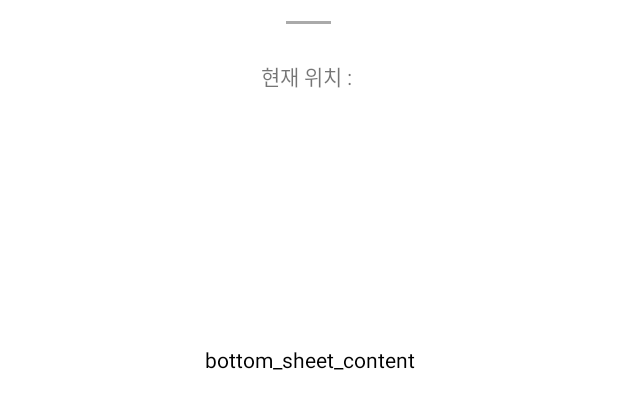
After one commit to otk-oth/otk-oth-application, an Android app: the layout bottom_sheet.xml on its own in the app's theme, with its tools: preview values and no code run, on a phone screen of 412 x 824 dp. The commit adds this screen. Shown: the top 409 px of the screen. Run offline under Robolectric (Android 15) with nearby library versions, the phone set to English and light mode, and no system bars.

Commit message:
[add] Main BottomSheet & fab

```diff
--- a/app/src/main/AndroidManifest.xml
+++ b/app/src/main/AndroidManifest.xml
@@ -47,13 +47,15 @@
         <activity android:name=".view.login.LoginActivity" />
         <activity android:name=".view.splash.OnboardingActivity" />
         <activity android:name=".view.splash.SplashActivity">
+
+        </activity>
+        <activity android:name=".view.main.MainActivity" >
             <intent-filter>
                 <action android:name="android.intent.action.MAIN" />
 
                 <category android:name="android.intent.category.LAUNCHER" />
             </intent-filter>
         </activity>
-        <activity android:name=".view.main.MainActivity" />
     </application>
 
 </manifest>
--- /dev/null
+++ b/app/src/main/res/drawable/bottom_sheet_bg.xml
@@ -0,0 +1,10 @@
+<?xml version="1.0" encoding="utf-8"?>
+<shape xmlns:android="http://schemas.android.com/apk/res/android">
+
+    <solid android:color="@android:color/white" />
+
+    <corners
+        android:topLeftRadius="80dp"
+        android:topRightRadius="80dp" />
+
+</shape>
--- /dev/null
+++ b/app/src/main/res/layout/bottom_sheet.xml
@@ -0,0 +1,57 @@
+<?xml version="1.0" encoding="utf-8"?>
+<LinearLayout xmlns:android="http://schemas.android.com/apk/res/android"
+        xmlns:app="http://schemas.android.com/apk/res-auto"
+        android:id="@+id/bottom_sheet"
+        android:layout_width="match_parent"
+        android:layout_height="400dp"
+        android:background="#00ff0000"
+        android:orientation="vertical"
+        app:behavior_hideable="true"
+        app:behavior_peekHeight="80dp"
+        app:layout_behavior="com.google.android.material.bottomsheet.BottomSheetBehavior">
+
+        <LinearLayout
+            android:layout_width="match_parent"
+            android:layout_height="80dp"
+            android:layout_marginStart="5dp"
+            android:layout_marginEnd="5dp"
+            android:background="@drawable/bottom_sheet_bg"
+            android:gravity="center"
+            android:orientation="vertical">
+
+            <LinearLayout
+                android:layout_width="30dp"
+                android:layout_height="2dp"
+                android:layout_gravity="center"
+                android:background="@android:color/darker_gray" />
+
+            <LinearLayout
+                android:layout_width="match_parent"
+                android:layout_height="50dp"
+                android:gravity="center"
+                android:orientation="horizontal">
+
+                <TextView
+                    android:layout_width="wrap_content"
+                    android:layout_height="wrap_content"
+                    android:layout_gravity="center"
+                    android:layout_marginTop="10dp"
+                    android:text="현재 위치 : " />
+
+
+            </LinearLayout>
+
+
+        </LinearLayout>
+
+        <TextView
+            android:layout_width="match_parent"
+            android:layout_height="match_parent"
+            android:layout_marginStart="5dp"
+            android:layout_marginEnd="5dp"
+            android:background="@android:color/white"
+            android:gravity="center"
+            android:text="bottom_sheet_content"
+            android:textColor="@android:color/black" />
+
+    </LinearLayout>
```
Also changed, not shown: app/src/main/java/com/stac/otk_oth_application/view/main/MainActivity.kt (+67 -35 lines), app/src/main/res/layout/activity_main.xml (+11 -29 lines).
